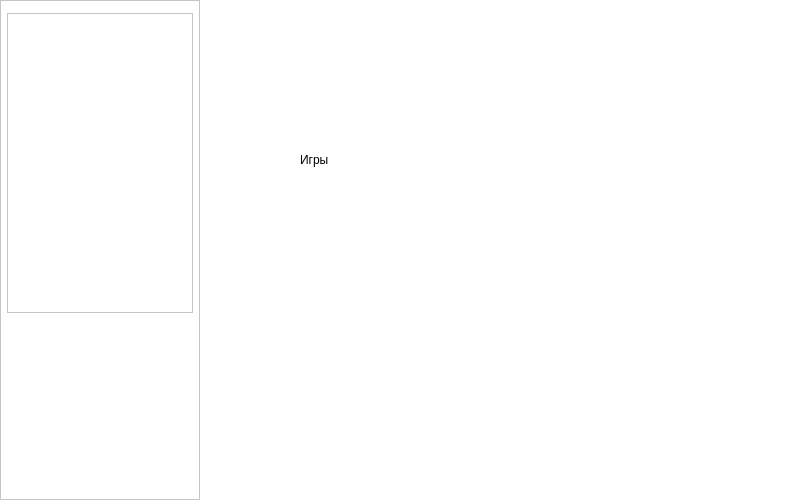
The window that mainwindow.ui (mnekovtoroy/BoardGameApp) describes before a commit, drawn with Qt 5.
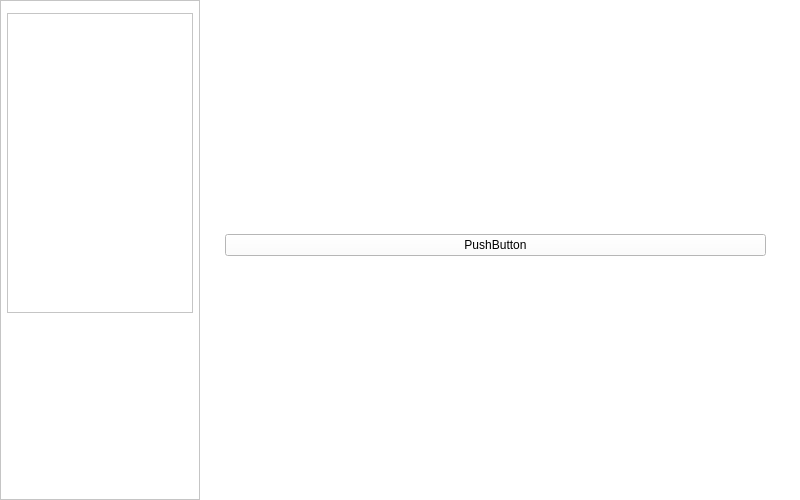
The same window after the commit. The open tabs and pages were chosen to show the change.

Commit message:
Game class added + small ui changes (games tab))
Class is not finished

```diff
--- a/mainwindow.ui
+++ b/mainwindow.ui
@@ -158,18 +158,52 @@
      </widget>
     </widget>
     <widget class="QWidget" name="Games">
-     <widget class="QLabel" name="label_2">
+     <widget class="QStackedWidget" name="gamesWidget">
       <property name="geometry">
        <rect>
-        <x>100</x>
-        <y>150</y>
-        <width>63</width>
-        <height>20</height>
+        <x>25</x>
+        <y>25</y>
+        <width>550</width>
+        <height>450</height>
        </rect>
       </property>
-      <property name="text">
-       <string>Игры</string>
-      </property>
+      <widget class="QWidget" name="gamesListWidget">
+       <widget class="QWidget" name="verticalLayoutWidget_2">
+        <property name="geometry">
+         <rect>
+          <x>0</x>
+          <y>0</y>
+          <width>541</width>
+          <height>441</height>
+         </rect>
+        </property>
+        <layout class="QVBoxLayout" name="gamesListLayout">
+         <property name="sizeConstraint">
+          <enum>QLayout::SetDefaultConstraint</enum>
+         </property>
+         <item>
+          <widget class="QPushButton" name="newGameButton">
+           <property name="enabled">
+            <bool>true</bool>
+           </property>
+           <property name="sizePolicy">
+            <sizepolicy hsizetype="Expanding" vsizetype="Fixed">
+             <horstretch>0</horstretch>
+             <verstretch>0</verstretch>
+            </sizepolicy>
+           </property>
+           <property name="text">
+            <string>PushButton</string>
+           </property>
+          </widget>
+         </item>
+         <item>
+          <layout class="QVBoxLayout" name="gamesList"/>
+         </item>
+        </layout>
+       </widget>
+      </widget>
+      <widget class="QWidget" name="page_2"/>
      </widget>
     </widget>
     <widget class="QWidget" name="Players">
```
The commit also changes 4 other files.
